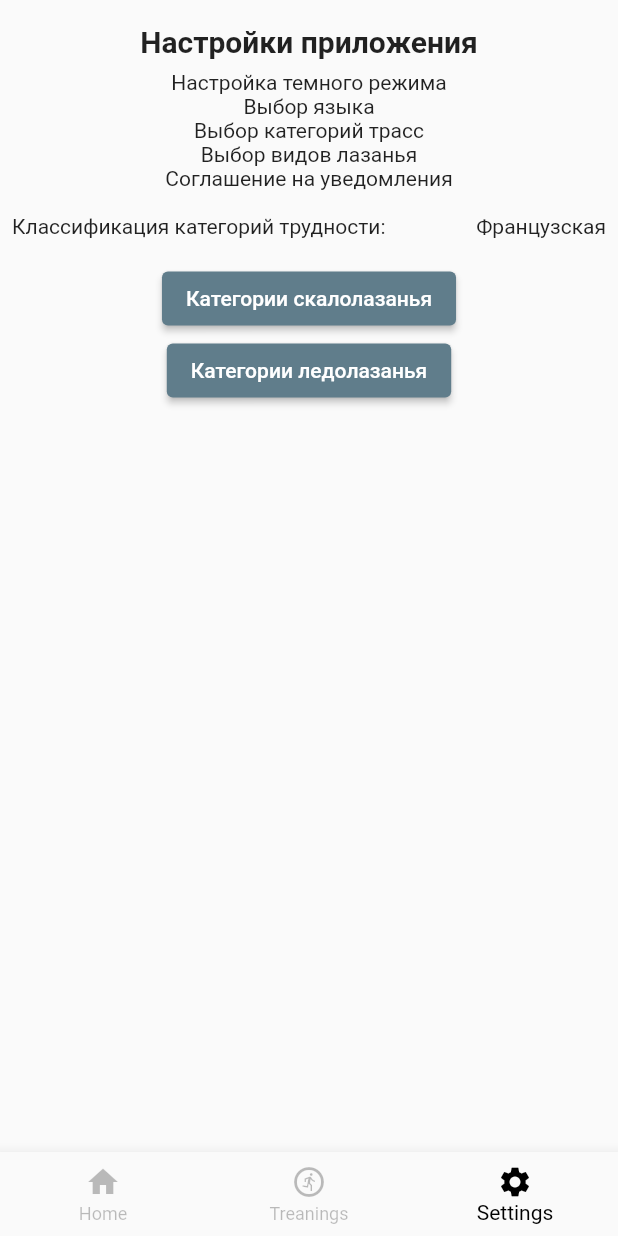
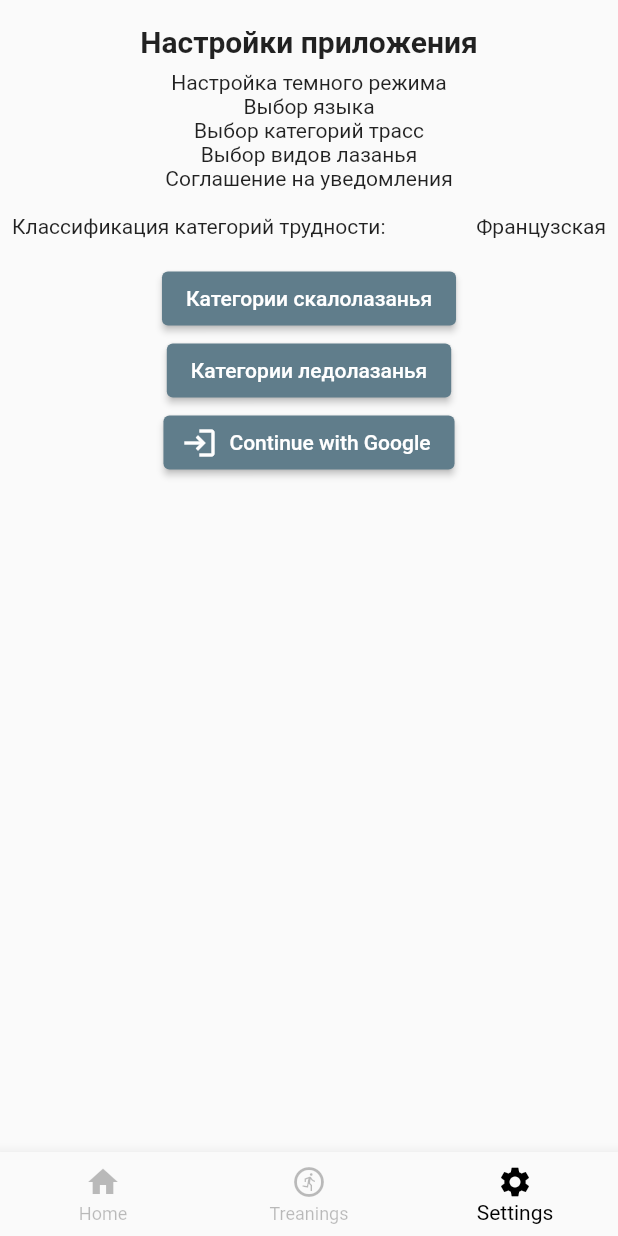
Before and after one commit to andrewkrasnik/my_climbing_trek, a Flutter app: the screen it shows after launch, item 3 of the bottom bar chosen, on a phone screen of 412 x 824 dp. Run offline on Flutter 3.47's test engine with Material 2 defaults, Android fonts, the light colour scheme and no system bars; our stand-ins replace cached_network_image, cloud_firestore, dartz, drift, equatable, firebase_analytics and 14 more; accounts and stored records are empty; network calls fail.

Commit message:
authentication

```diff
--- a/lib/core/injectable_module.dart
+++ b/lib/core/injectable_module.dart
@@ -1,4 +1,5 @@
 import 'package:firebase_analytics/firebase_analytics.dart';
+import 'package:firebase_auth/firebase_auth.dart';
 import 'package:firebase_core/firebase_core.dart';
 import 'package:firebase_crashlytics/firebase_crashlytics.dart';
 import 'package:injectable/injectable.dart';
@@ -22,6 +23,9 @@ abstract class InjectableModule {
   }
 
   @LazySingleton()
+  FirebaseAuth get firebaseAuth => FirebaseAuth.instance;
+
+  @LazySingleton()
   FirebaseFirestore get firebaseFirestore => FirebaseFirestore.instance;
 
   @LazySingleton()
--- /dev/null
+++ b/lib/features/authentication/domain/entities/user.dart
@@ -0,0 +1,11 @@
+class User {
+  final String id;
+  final String name;
+  final String email;
+
+  User({
+    required this.id,
+    required this.name,
+    required this.email,
+  });
+}
--- /dev/null
+++ b/lib/features/authentication/domain/usecases/auth_get_user.dart
@@ -0,0 +1,19 @@
+import 'package:dartz/dartz.dart';
+
+import 'package:injectable/injectable.dart';
+import 'package:my_climbing_trek/core/failures/failure.dart';
+import 'package:my_climbing_trek/features/authentication/domain/entities/user.dart';
+import 'package:my_climbing_trek/features/authentication/domain/repositories/auth_repository.dart';
+
+@Injectable()
+class AuthGetUser {
+  final AuthRepository authRepository;
+
+  AuthGetUser({
+    required this.authRepository,
+  });
+
+  Future<Either<Failure, User?>> call() async {
+    return await authRepository.getSignedInUser();
+  }
+}
--- /dev/null
+++ b/lib/features/authentication/domain/usecases/auth_login.dart
@@ -0,0 +1,19 @@
+import 'package:dartz/dartz.dart';
+
+import 'package:injectable/injectable.dart';
+import 'package:my_climbing_trek/core/failures/failure.dart';
+import 'package:my_climbing_trek/features/authentication/domain/entities/user.dart';
+import 'package:my_climbing_trek/features/authentication/domain/repositories/auth_repository.dart';
+
+@Injectable()
+class AuthLogin {
+  final AuthRepository authRepository;
+
+  AuthLogin({
+    required this.authRepository,
+  });
+
+  Future<Either<Failure, User>> call() async {
+    return await authRepository.login();
+  }
+}
--- /dev/null
+++ b/lib/features/authentication/domain/usecases/auth_logout.dart
@@ -0,0 +1,17 @@
+import 'package:dartz/dartz.dart';
+import 'package:injectable/injectable.dart';
+import 'package:my_climbing_trek/core/failures/failure.dart';
+import 'package:my_climbing_trek/features/authentication/domain/repositories/auth_repository.dart';
+
+@Injectable()
+class AuthLogout {
+  final AuthRepository authRepository;
+
+  AuthLogout({
+    required this.authRepository,
+  });
+
+  Future<Either<Failure, Unit>> call() async {
+    return await authRepository.logout();
+  }
+}
--- /dev/null
+++ b/lib/features/authentication/presentation/cubit/authentication_state.dart
@@ -0,0 +1,10 @@
+part of 'authentication_cubit.dart';
+
+@freezed
+class AuthenticationState with _$AuthenticationState {
+  const factory AuthenticationState.initial() = _Initial;
+  const factory AuthenticationState.loading() = _Loading;
+  const factory AuthenticationState.logged({required User user}) = _Logged;
+  const factory AuthenticationState.error({required String description}) =
+      _Error;
+}
--- /dev/null
+++ b/lib/features/authentication/presentation/widgets/auth_button.dart
@@ -0,0 +1,39 @@
+import 'package:flutter/material.dart';
+import 'package:flutter_bloc/flutter_bloc.dart';
+import 'package:my_climbing_trek/features/authentication/presentation/cubit/authentication_cubit.dart';
+
+class AuthButton extends StatelessWidget {
+  const AuthButton({Key? key}) : super(key: key);
+
+  @override
+  Widget build(BuildContext context) {
+    return BlocBuilder<AuthenticationCubit, AuthenticationState>(
+      builder: (context, state) {
+        return state.maybeMap(
+          initial: (_) => ElevatedButton.icon(
+            onPressed: () {
+              BlocProvider.of<AuthenticationCubit>(context).login();
+            },
+            icon: const Icon(Icons.login_outlined),
+            label: const Text('Continue with Google'),
+          ),
+          logged: (loggedState) => Column(
+            children: [
+              const Text('Аккаунт'),
+              Text(loggedState.user.email),
+              ElevatedButton.icon(
+                onPressed: () {
+                  BlocProvider.of<AuthenticationCubit>(context).logout();
+                },
+                icon: const Icon(Icons.logout_outlined),
+                label: const Text('Выйти из аккаунта'),
+              ),
+            ],
+          ),
+          loading: (_) => const CircularProgressIndicator(),
+          orElse: () => const SizedBox(),
+        );
+      },
+    );
+  }
+}
--- a/lib/features/settings/presentation/pages/settings_page.dart
+++ b/lib/features/settings/presentation/pages/settings_page.dart
@@ -1,4 +1,5 @@
 import 'package:my_climbing_trek/core/data/category_type.dart';
+import 'package:my_climbing_trek/features/authentication/presentation/widgets/auth_button.dart';
 import 'package:my_climbing_trek/features/settings/presentation/cubit/settings_cubit.dart';
 import 'package:my_climbing_trek/features/settings/presentation/pages/all_categories_page.dart';
 import 'package:my_climbing_trek/features/settings/presentation/pages/ice_categories_page.dart';
@@ -88,6 +89,7 @@ class SettingsPage extends StatelessWidget {
                     },
                     child: const Text('Категории ледолазанья'),
                   ),
+                  const AuthButton(),
                 ],
               ),
             ),
--- a/lib/main.dart
+++ b/lib/main.dart
@@ -4,6 +4,7 @@ import 'dart:ui';
 import 'package:my_climbing_trek/bottom_navigation_page.dart';
 import 'package:my_climbing_trek/core/services/analitics/analitics_service.dart';
 import 'package:my_climbing_trek/core/services/crash_log_service/crash_log_service.dart';
+import 'package:my_climbing_trek/features/authentication/presentation/cubit/authentication_cubit.dart';
 import 'package:my_climbing_trek/features/cardio_workout/presentation/cubit/cardio_treaning/cardio_treaning_cubit.dart';
 import 'package:my_climbing_trek/features/hall_climbing/presentation/bloc/current_hall_treaning/current_hall_treaning_cubit.dart';
 import 'package:my_climbing_trek/features/hall_climbing/presentation/bloc/home_page/home_page_cubit.dart';
@@ -43,6 +44,9 @@ class MyApp extends StatelessWidget {
   Widget build(BuildContext context) {
     return MultiBlocProvider(
       providers: [
+        BlocProvider<AuthenticationCubit>(
+          create: (context) => di.getIt<AuthenticationCubit>()..getUser(),
+        ),
         BlocProvider<HomePageCubit>(
           create: (context) => di.getIt<HomePageCubit>()..loadData(),
         ),
--- a/pubspec.yaml
+++ b/pubspec.yaml
@@ -53,6 +53,8 @@ dependencies:
   cloud_firestore: ^4.5.0
   #Проверка интернет соединения
   internet_connection_checker: ^1.0.0+1
+  #Аунтификация
+  firebase_auth: ^4.2.10
 
 
 dev_dependencies:
```
Also changed, not shown: lib/core/failures/failure.dart (+8 -0 lines), lib/features/authentication/data/datasources/auth_data_source.dart (added, +10 -0 lines), lib/features/authentication/data/datasources/firebase_auth_data_source.dart (added, +64 -0 lines), lib/features/authentication/data/repositories/auth_repository_impl.dart (added, +31 -0 lines), lib/features/authentication/domain/repositories/auth_repository.dart (added, +10 -0 lines), lib/features/authentication/presentation/cubit/authentication_cubit.dart (added, +66 -0 lines), lib/features/authentication/presentation/pages/auth_page.dart (added, +37 -0 lines), lib/features/authentication/presentation/cubit/authentication_cubit.freezed.dart (added), lib/service_locator.config.dart, pubspec.lock, 2 other files.
